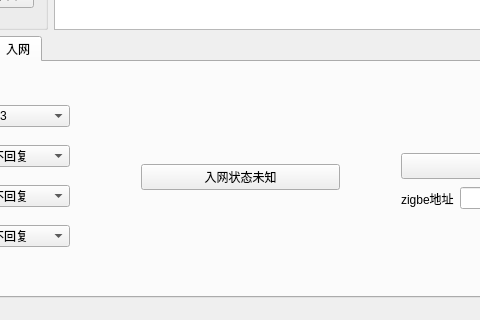
JonahKing/SerialHelper-QT, file SerialHelper/mainwindow.ui: the form before one commit; both pictures show x 124 to 604 and y 295 to 615 of the 800 by 615 pixel window.
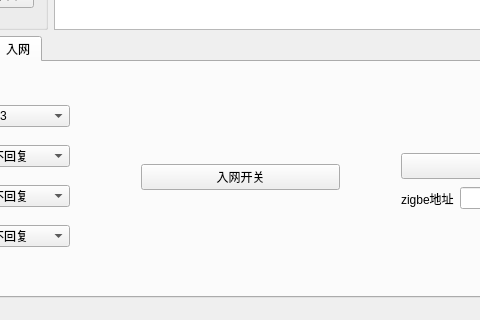
The form after the commit. The open tabs and pages were chosen to show the change. Icons and pictures are not drawn.

Commit message: 1、可以实现发送窗口的手动发送

Patch:
```diff
--- a/SerialHelper/mainwindow.ui
+++ b/SerialHelper/mainwindow.ui
@@ -873,7 +873,7 @@
             <item row="0" column="0">
              <widget class="QPushButton" name="AllowJoinNetButton">
               <property name="text">
-               <string>入网状态未知</string>
+               <string>入网开关</string>
               </property>
              </widget>
             </item>
```
Left out of the diff: 10 changed lines with no effect on the pictures. The commit also changes 2 other files.
